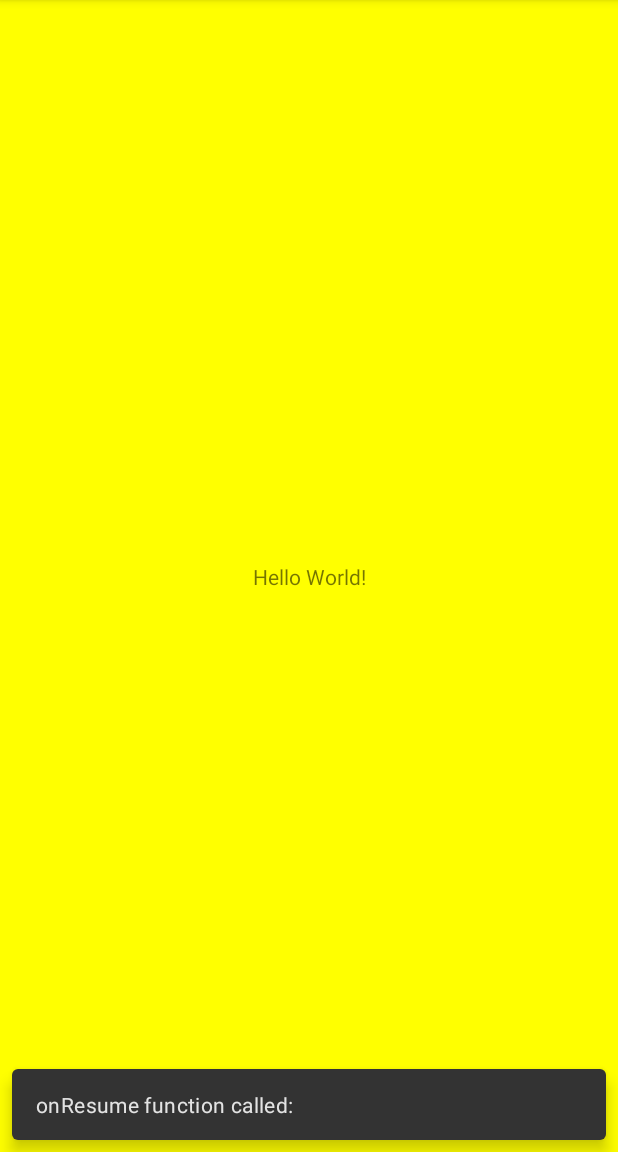
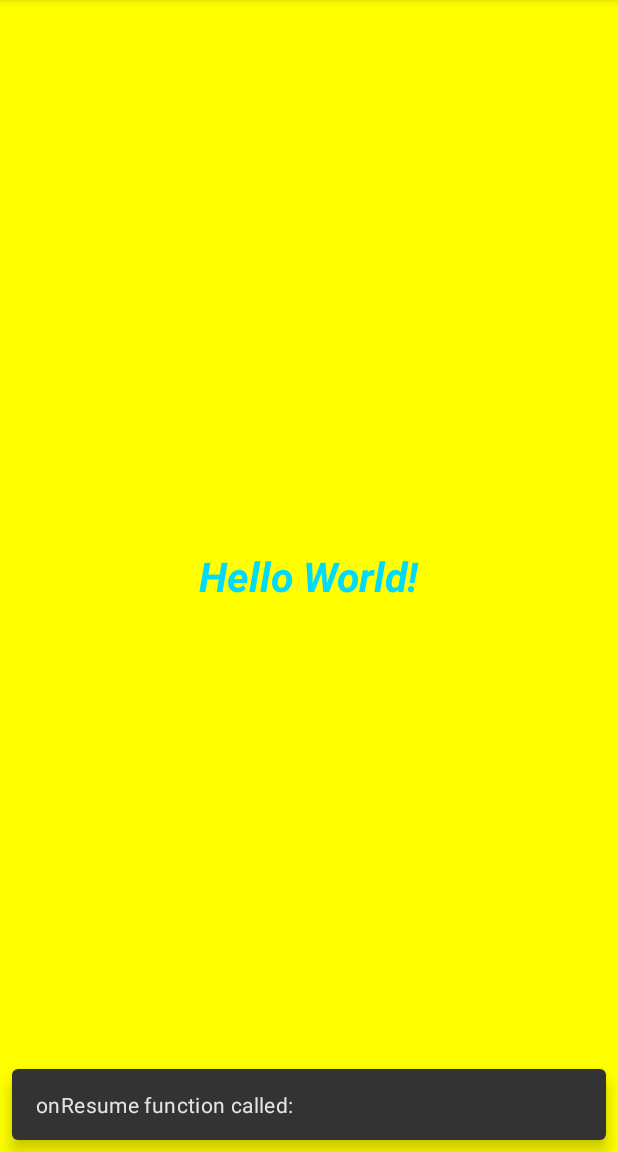
Before and after one commit to SJPatel123/MADPractical2_20012021009, an Android app: the first screen one second after launch (MainActivity), on a phone screen of 412 x 824 dp, the part 84-1236 px from its top. Run offline under Robolectric (Android 15) with nearby library versions, the phone set to English and light mode, and no system bars.

Commit message:
Practical-2

```diff
--- a/app/src/main/res/layout/activity_main.xml
+++ b/app/src/main/res/layout/activity_main.xml
@@ -15,6 +15,9 @@
         app:layout_constraintBottom_toBottomOf="parent"
         app:layout_constraintEnd_toEndOf="parent"
         app:layout_constraintStart_toStartOf="parent"
-        app:layout_constraintTop_toTopOf="parent" />
+        app:layout_constraintTop_toTopOf="parent"
+        android:textColor="@color/holo_blue_bright"
+        android:textSize="27sp"
+        android:textStyle="bold|italic"/>
 
 </androidx.constraintlayout.widget.ConstraintLayout>
--- a/app/src/main/res/values/colors.xml
+++ b/app/src/main/res/values/colors.xml
@@ -7,4 +7,5 @@
     <color name="teal_700">#FF018786</color>
     <color name="black">#FF000000</color>
     <color name="white">#FFFFFFFF</color>
+    <color name="holo_blue_bright">#00DAFB</color>
 </resources>
```
